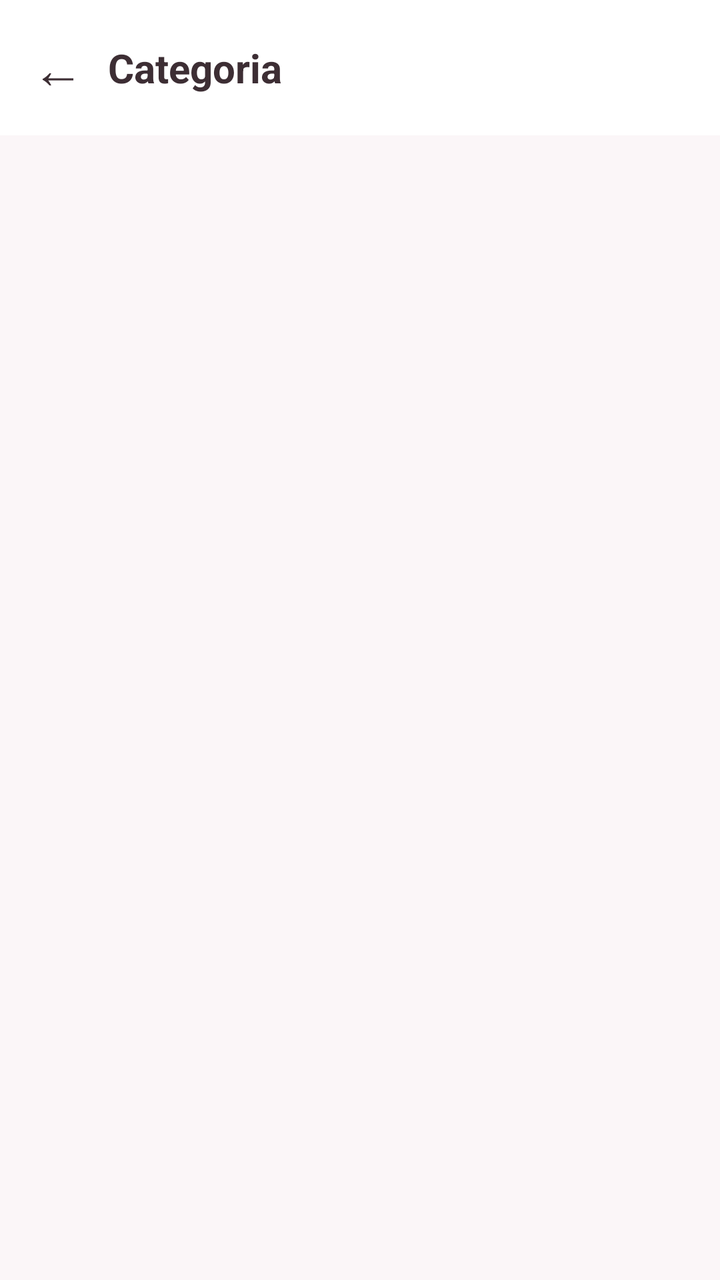
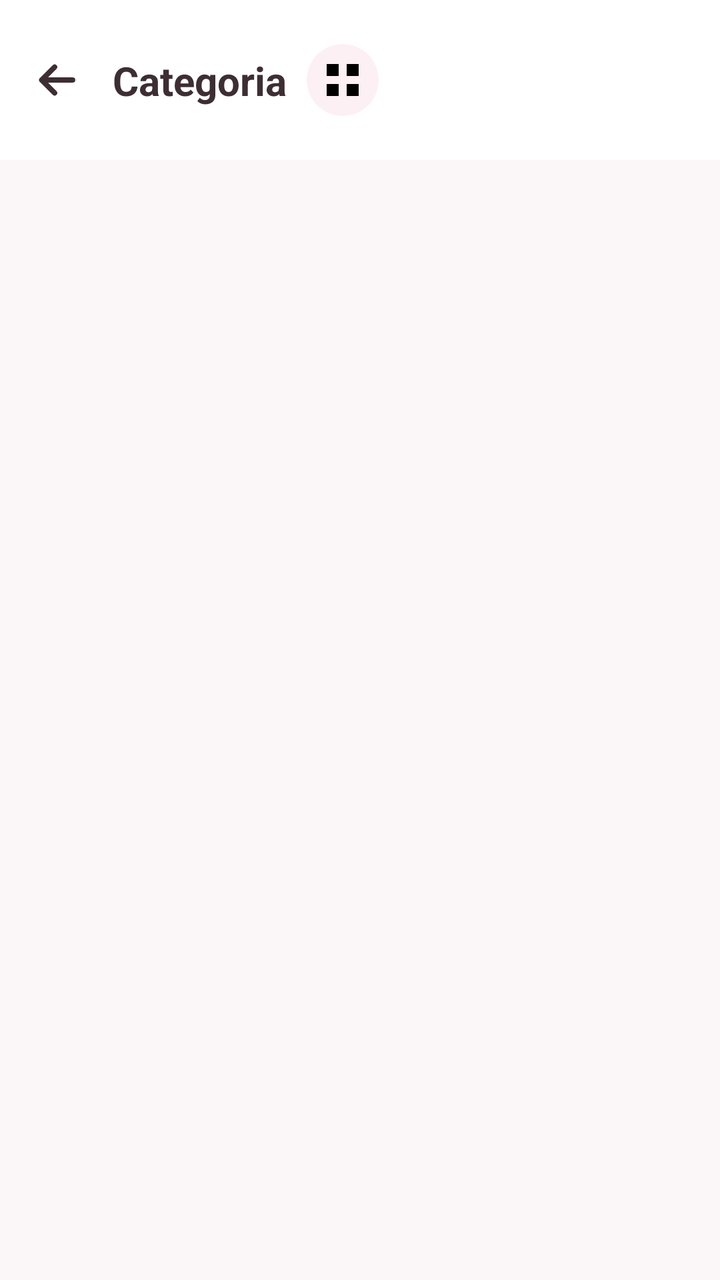

Before-and-after screenshots of an Android layout around one commit, followed by the original layout XML and the change that was made.
<!-- AndroidManifest.xml: application theme Theme.ArthurBaby -->
<!-- res/layout/fragment_produtos_categoria.xml -->
<?xml version="1.0" encoding="utf-8"?>
<LinearLayout xmlns:android="http://schemas.android.com/apk/res/android"
    xmlns:app="http://schemas.android.com/apk/res-auto"
    android:layout_width="match_parent"
    android:layout_height="match_parent"
    android:orientation="vertical"
    android:background="@color/fundo_claro">

    <LinearLayout
        android:layout_width="match_parent"
        android:layout_height="wrap_content"
        android:orientation="horizontal"
        android:gravity="center_vertical"
        android:padding="16dp"
        android:background="@color/branco">

        <TextView
            android:id="@+id/btnVoltar"
            android:layout_width="wrap_content"
            android:layout_height="wrap_content"
            android:text="←"
            android:textSize="26sp"
            android:textColor="@color/texto_primario"
            android:paddingEnd="12dp" />

        <TextView
            android:id="@+id/tvTitulo"
            android:layout_width="0dp"
            android:layout_height="wrap_content"
            android:layout_weight="1"
            android:text="Categoria"
            android:textSize="20sp"
            android:textStyle="bold"
            android:textColor="@color/texto_primario" />
    </LinearLayout>

    <androidx.recyclerview.widget.RecyclerView
        android:id="@+id/rvProdutos"
        android:layout_width="match_parent"
        android:layout_height="match_parent"
        android:padding="10dp"
        android:clipToPadding="false" />
</LinearLayout>
<!-- resources referenced by this layout -->
<resources>
  <color name="branco">#FFFFFF</color>
  <color name="fundo_claro">#FBF6F8</color>
  <color name="texto_primario">#3D2E34</color>
  <style name="Theme.ArthurBaby" parent="Theme.MaterialComponents.DayNight.NoActionBar">
          <item name="colorPrimary">@color/verde_arthur</item>
          <item name="colorPrimaryVariant">@color/verde_escuro</item>
          <item name="colorOnPrimary">@color/branco</item>
          <item name="colorSecondary">@color/rosa_arthur</item>
          <item name="colorSecondaryVariant">@color/rosa_escuro</item>
          <item name="colorOnSecondary">@color/branco</item>
          <item name="android:statusBarColor">@color/verde_arthur</item>
          <item name="android:windowBackground">@color/fundo_claro</item>
          <item name="android:navigationBarColor">@color/branco</item>
          <item name="colorSurface">@color/branco</item>
          <item name="colorOnSurface">@color/texto_primario</item>
  
          
          <item name="android:windowLightStatusBar">false</item>
          <item name="android:windowLightNavigationBar">true</item>
      </style>
  <color name="verde_arthur">#37B6B0</color>
  <color name="verde_escuro">#2A8F8A</color>
  <color name="rosa_arthur">#ED83A4</color>
  <color name="rosa_escuro">#D56586</color>
</resources>

<!-- the commit's change to res/layout/fragment_produtos_categoria.xml (unified diff, before → after) -->
@@ -14,24 +14,55 @@
         android:padding="16dp"
         android:background="@color/branco">
 
-        <TextView
+        <ImageButton
             android:id="@+id/btnVoltar"
-            android:layout_width="wrap_content"
-            android:layout_height="wrap_content"
-            android:text="←"
-            android:textSize="26sp"
-            android:textColor="@color/texto_primario"
-            android:paddingEnd="12dp" />
+            style="@style/BotaoVoltar"
+            app:tint="@color/texto_primario" />
 
-        <TextView
-            android:id="@+id/tvTitulo"
+        
+        <androidx.constraintlayout.widget.ConstraintLayout
             android:layout_width="0dp"
             android:layout_height="wrap_content"
-            android:layout_weight="1"
-            android:text="Categoria"
-            android:textSize="20sp"
-            android:textStyle="bold"
-            android:textColor="@color/texto_primario" />
+            android:layout_weight="1">
+
+            <TextView
+                android:id="@+id/tvTitulo"
+                android:layout_width="wrap_content"
+                android:layout_height="wrap_content"
+                android:text="Categoria"
+                android:textSize="20sp"
+                android:textStyle="bold"
+                android:maxLines="1"
+                android:ellipsize="end"
+                android:textColor="@color/texto_primario"
+                app:layout_constrainedWidth="true"
+                app:layout_constraintHorizontal_bias="0"
+                app:layout_constraintHorizontal_chainStyle="packed"
+                app:layout_constraintStart_toStartOf="parent"
+                app:layout_constraintEnd_toStartOf="@id/boxIconeCategoria"
+                app:layout_constraintTop_toTopOf="parent"
+                app:layout_constraintBottom_toBottomOf="parent" />
+
+            <FrameLayout
+                android:id="@+id/boxIconeCategoria"
+                android:layout_width="36dp"
+                android:layout_height="36dp"
+                android:layout_marginStart="10dp"
+                android:background="@drawable/bg_circulo_categoria_suave"
+                app:layout_constraintStart_toEndOf="@id/tvTitulo"
+                app:layout_constraintEnd_toEndOf="parent"
+                app:layout_constraintTop_toTopOf="parent"
+                app:layout_constraintBottom_toBottomOf="parent">
+
+                <ImageView
+                    android:id="@+id/imgIconeCategoria"
+                    android:layout_width="24dp"
+                    android:layout_height="24dp"
+                    android:layout_gravity="center"
+                    android:src="@drawable/ic_categorias"
+                    android:importantForAccessibility="no" />
+            </FrameLayout>
+        </androidx.constraintlayout.widget.ConstraintLayout>
     </LinearLayout>
 
     <androidx.recyclerview.widget.RecyclerView
<!-- resource entries referenced after the edit -->
@@ -3,6 +3,35 @@
   <color name="branco">#FFFFFF</color>
   <color name="fundo_claro">#FBF6F8</color>
   <color name="texto_primario">#3D2E34</color>
+  <!-- drawable bg_circulo_categoria_suave (drawable) -->
+  <?xml version="1.0" encoding="utf-8"?>
+  <shape xmlns:android="http://schemas.android.com/apk/res/android"
+      android:shape="oval">
+      <solid android:color="@color/rosa_suave" />
+  </shape>
+  <!-- drawable ic_categorias (drawable) -->
+  <vector xmlns:android="http://schemas.android.com/apk/res/android"
+      android:width="24dp"
+      android:height="24dp"
+      android:viewportWidth="24"
+      android:viewportHeight="24">
+      <path
+          android:fillColor="#FF000000"
+          android:pathData="M4,4h6v6H4zM14,4h6v6h-6zM4,14h6v6H4zM14,14h6v6h-6z"/>
+  </vector>
+  <style name="BotaoVoltar">
+          <item name="android:layout_width">48dp</item>
+          <item name="android:layout_height">48dp</item>
+          <item name="android:layout_marginStart">-12dp</item>
+          <item name="android:layout_marginEnd">4dp</item>
+          <item name="android:padding">12dp</item>
+          <item name="android:scaleType">fitCenter</item>
+          <item name="android:src">@drawable/ic_voltar</item>
+          <item name="tint">@color/texto_primario</item>
+          <item name="android:background">?attr/selectableItemBackgroundBorderless</item>
+          <item name="android:contentDescription">Voltar</item>
+          <item name="android:tooltipText">Voltar</item>
+      </style>
   <style name="Theme.ArthurBaby" parent="Theme.MaterialComponents.DayNight.NoActionBar">
           <item name="colorPrimary">@color/verde_arthur</item>
           <item name="colorPrimaryVariant">@color/verde_escuro</item>
@@ -20,6 +49,21 @@
           <item name="android:windowLightStatusBar">false</item>
           <item name="android:windowLightNavigationBar">true</item>
       </style>
+  <color name="rosa_suave">#FDF0F4</color>
+  <!-- drawable ic_voltar (drawable) -->
+  <?xml version="1.0" encoding="utf-8"?>
+  <vector xmlns:android="http://schemas.android.com/apk/res/android"
+      android:width="24dp"
+      android:height="24dp"
+      android:viewportWidth="24"
+      android:viewportHeight="24">
+      <path
+          android:pathData="M20,12H4.5M11,5.5L4.5,12L11,18.5"
+          android:strokeColor="#FF000000"
+          android:strokeWidth="2.6"
+          android:strokeLineCap="round"
+          android:strokeLineJoin="round" />
+  </vector>
   <color name="verde_arthur">#37B6B0</color>
   <color name="verde_escuro">#2A8F8A</color>
   <color name="rosa_arthur">#ED83A4</color>
